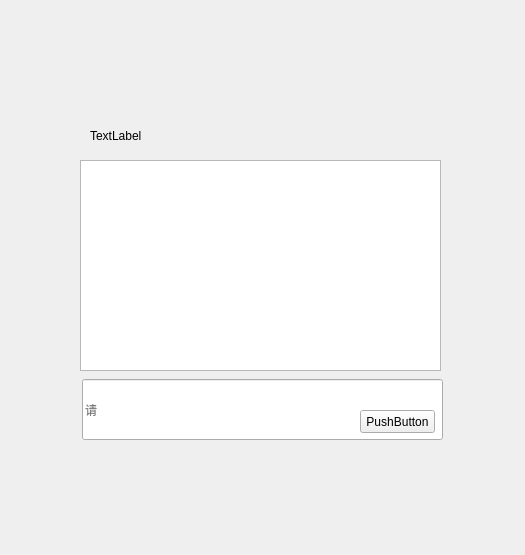
Before: the Qt Designer form ui/gui_ui.ui in Jiu-He25/AI, drawn with Qt 5.
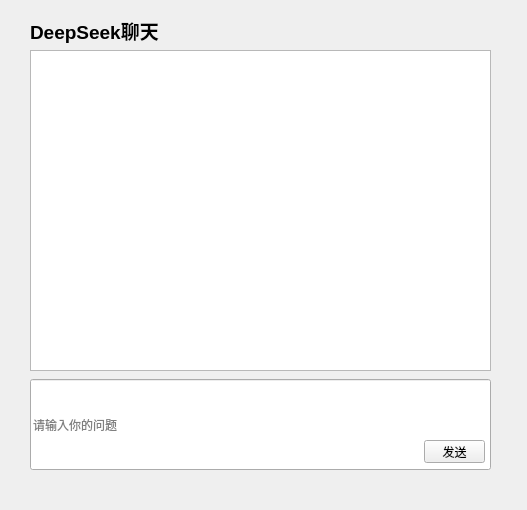
After: the same form once the commit is applied.

The edit to the form file:
```diff
--- a/ui/gui_ui.ui
+++ b/ui/gui_ui.ui
@@ -6,8 +6,8 @@
    <rect>
     <x>0</x>
     <y>0</y>
-    <width>525</width>
-    <height>555</height>
+    <width>527</width>
+    <height>510</height>
    </rect>
   </property>
   <property name="windowTitle">
@@ -16,10 +16,10 @@
   <widget class="QTextEdit" name="textEdit_chat">
    <property name="geometry">
     <rect>
-     <x>80</x>
-     <y>160</y>
-     <width>361</width>
-     <height>211</height>
+     <x>30</x>
+     <y>50</y>
+     <width>461</width>
+     <height>321</height>
     </rect>
    </property>
    <property name="readOnly">
@@ -29,40 +29,40 @@
   <widget class="QLineEdit" name="lineEdit_input">
    <property name="geometry">
     <rect>
-     <x>82</x>
+     <x>30</x>
      <y>379</y>
-     <width>361</width>
-     <height>61</height>
+     <width>461</width>
+     <height>91</height>
     </rect>
    </property>
    <property name="placeholderText">
-    <string>请</string>
+    <string>请输入你的问题</string>
    </property>
   </widget>
   <widget class="QLabel" name="label">
    <property name="geometry">
     <rect>
-     <x>90</x>
-     <y>130</y>
-     <width>54</width>
-     <height>12</height>
+     <x>30</x>
+     <y>10</y>
+     <width>211</width>
+     <height>41</height>
     </rect>
    </property>
    <property name="text">
-    <string>TextLabel</string>
+    <string>&lt;html&gt;&lt;head/&gt;&lt;body&gt;&lt;p&gt;&lt;span style=&quot; font-size:14pt; font-weight:600;&quot;&gt;DeepSeek聊天&lt;/span&gt;&lt;/p&gt;&lt;/body&gt;&lt;/html&gt;</string>
    </property>
   </widget>
   <widget class="QPushButton" name="pushButton_send">
    <property name="geometry">
     <rect>
-     <x>360</x>
-     <y>410</y>
-     <width>75</width>
+     <x>424</x>
+     <y>440</y>
+     <width>61</width>
      <height>23</height>
     </rect>
    </property>
    <property name="text">
-    <string>PushButton</string>
+    <string>发送</string>
    </property>
   </widget>
  </widget>
```
